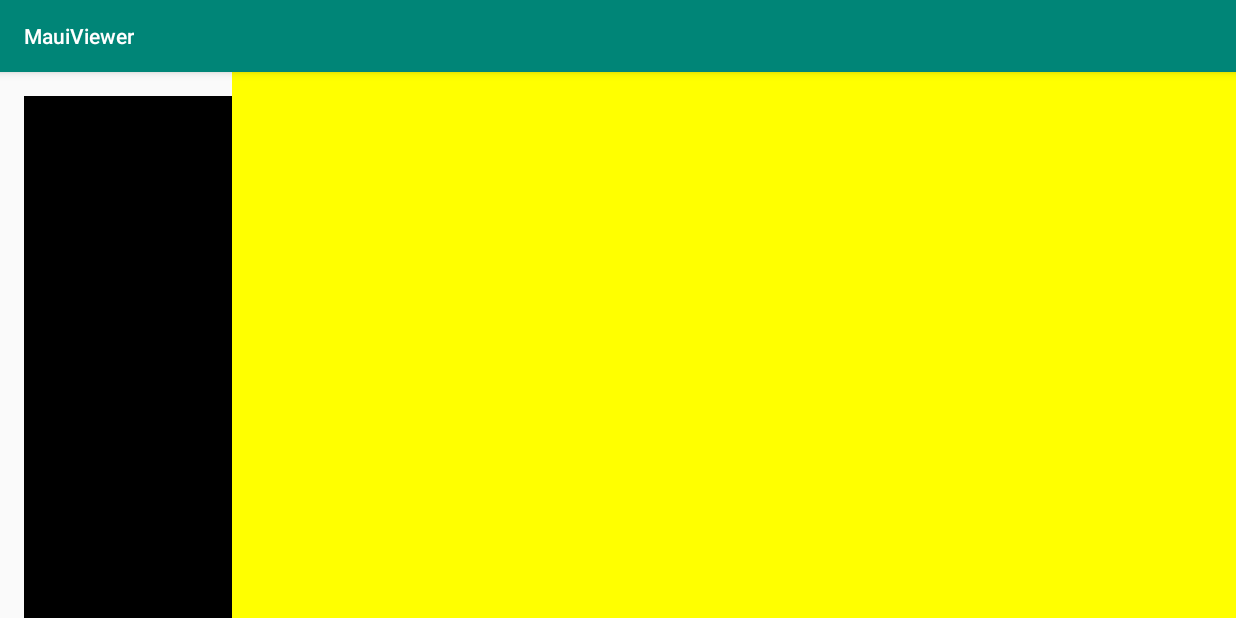
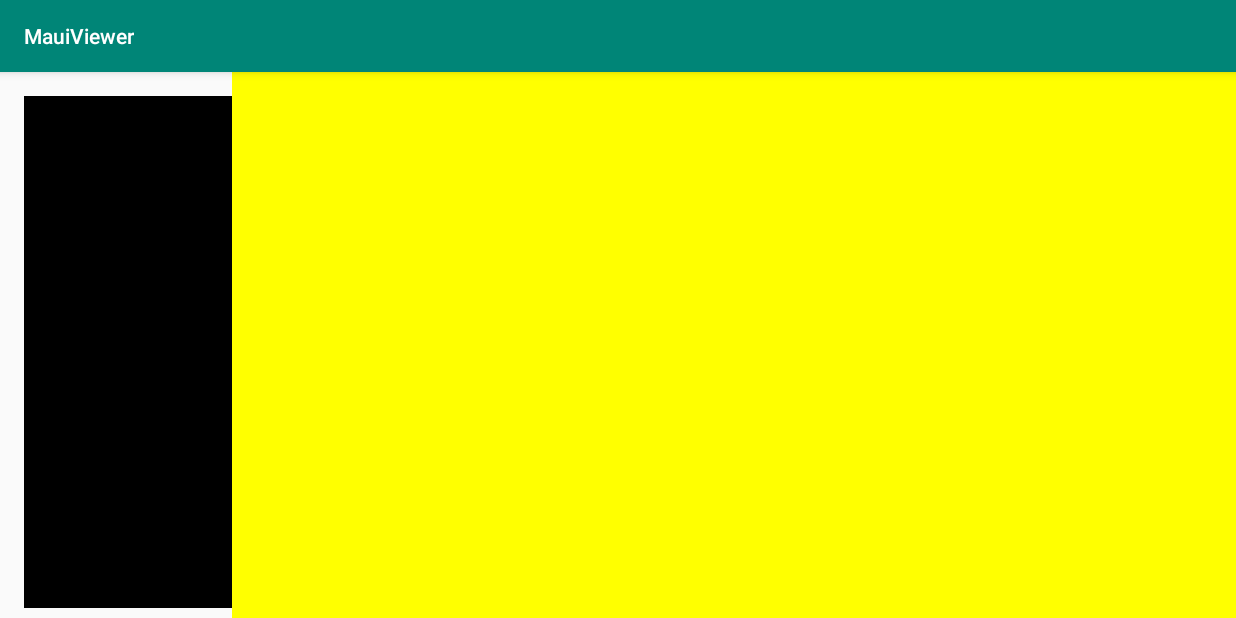
Before and after one commit to GibraltarCloudOrg/K3900-android-app, an Android app: the screen it shows after launch (MainActivity), on a phone screen of 824 x 412 dp (held sideways). Run offline under Robolectric (Android 15) with nearby library versions, the phone set to English and light mode, and no system bars; libraries missing offline, so code that uses them is left out: io.grpc; 2 statements that could not run were skipped.

```diff
--- a/app/src/main/res/layout/activity_main.xml
+++ b/app/src/main/res/layout/activity_main.xml
@@ -8,15 +8,18 @@
 
     <ImageView
         android:id="@+id/bfImageView"
-        android:layout_width="711dp"
-        android:layout_height="573dp"
+        android:layout_width="512px"
+        android:layout_height="512px"
         android:layout_marginStart="16dp"
         android:layout_marginTop="16dp"
+        android:background="#FFFFFF"
         android:contentDescription="@string/image_desc"
+        android:visibility="visible"
         app:layout_constraintStart_toStartOf="parent"
         app:layout_constraintTop_toTopOf="parent"
         app:srcCompat="@android:color/background_dark"
-        tools:srcCompat="@android:color/background_dark" />
+        tools:srcCompat="@android:color/background_dark"
+        tools:visibility="visible" />
 
     <Button
         android:id="@+id/pingButton"
```
Also changed, not shown: app/src/main/java/com/example/mauiviewer/MainActivity.java (+32 -6 lines).
